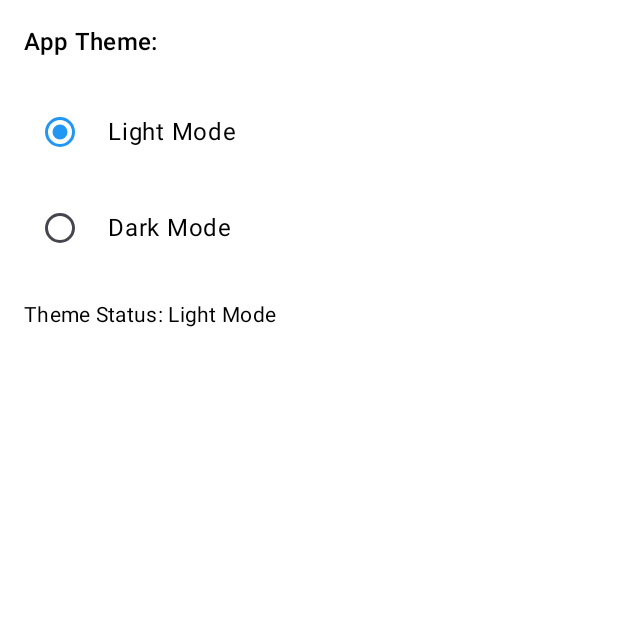
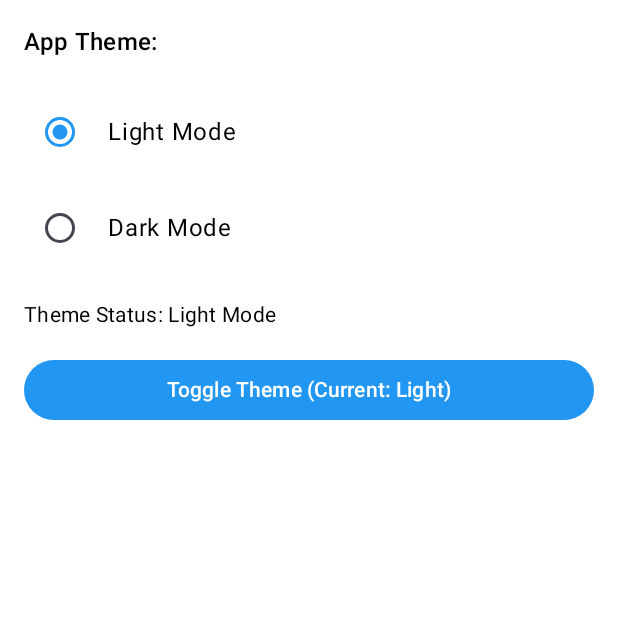
Before and after one commit to nvthanh486/RB_Themes, an Android app built with Jetpack Compose: the screen it shows after launch (MainActivity), on a phone screen of 412 x 824 dp, the top half of it. Run offline under Robolectric (Android 15) with nearby library versions, the phone set to English and light mode, and no system bars.

Commit message:
Update MainActivity, ThemeManager, and Gradle configurations

```diff
--- a/app/src/main/java/com/example/mode/MainActivity.kt
+++ b/app/src/main/java/com/example/mode/MainActivity.kt
@@ -6,12 +6,14 @@ import androidx.activity.ComponentActivity
 import androidx.activity.compose.setContent
 import androidx.compose.foundation.background
 import androidx.compose.foundation.layout.*
+import androidx.compose.material3.Button
 import androidx.compose.material3.MaterialTheme
 import androidx.compose.material3.RadioButton
 import androidx.compose.material3.Text
 import androidx.compose.runtime.*
 import androidx.compose.ui.Alignment
 import androidx.compose.ui.Modifier
+import androidx.compose.ui.platform.LocalContext
 import androidx.compose.ui.unit.dp
 import com.example.mode.ui.theme.ModeTheme
 import androidx.compose.foundation.layout.WindowInsets
@@ -19,11 +21,7 @@ import androidx.compose.foundation.layout.statusBars
 import androidx.compose.foundation.layout.asPaddingValues
 import androidx.datastore.core.DataStore
 import androidx.datastore.preferences.core.Preferences
-import androidx.datastore.preferences.core.edit
-import androidx.datastore.preferences.core.booleanPreferencesKey
-import androidx.datastore.preferences.core.stringPreferencesKey
 import androidx.datastore.preferences.preferencesDataStore
-import kotlinx.coroutines.flow.map
 import kotlinx.coroutines.launch
 
 // Tạo DataStore
@@ -33,27 +31,22 @@ class MainActivity : ComponentActivity() {
     override fun onCreate(savedInstanceState: Bundle?) {
         super.onCreate(savedInstanceState)
         setContent {
-            val dataStore = dataStore
-            val isDarkTheme by dataStore.data
-                .map { preferences -> preferences[booleanPreferencesKey("dark_theme")] ?: false }
-                .collectAsState(initial = false)
-
-            ModeTheme(darkTheme = isDarkTheme) {
-                ThemeSwitcher(dataStore = dataStore)
+            ModeTheme(darkTheme = ThemeManager.getIsDarkThemeFlow(this).collectAsState(initial = false).value) {
+                ThemeSwitcherWithToggle()
             }
         }
     }
 }
 
 @Composable
-fun ThemeSwitcher(dataStore: DataStore<Preferences>) {
+fun ThemeSwitcherWithToggle() {
     val options = listOf("Light Mode", "Dark Mode")
     val coroutineScope = rememberCoroutineScope()
+    val context = LocalContext.current
 
-    // Đọc selectedOption từ DataStore
-    val selectedOption by dataStore.data
-        .map { preferences -> preferences[stringPreferencesKey("theme_option")] ?: "Light Mode" }
-        .collectAsState(initial = "Light Mode")
+    // Sử dụng ThemeManager để lấy tùy chọn chủ đề hiện tại
+    val selectedOption by ThemeManager.getThemeOptionFlow(context).collectAsState(initial = "Light Mode")
+    var isDark by remember { mutableStateOf(false) }
 
     Column(
         modifier = Modifier
@@ -81,10 +74,8 @@ fun ThemeSwitcher(dataStore: DataStore<Preferences>) {
                     selected = (option == selectedOption),
                     onClick = {
                         coroutineScope.launch {
-                            dataStore.edit { preferences ->
-                                preferences[booleanPreferencesKey("dark_theme")] = option == "Dark Mode"
-                                preferences[stringPreferencesKey("theme_option")] = option
-                            }
+                            val isDark = option == "Dark Mode"
+                            ThemeManager.setTheme(context, isDark)
                         }
                     }
                 )
@@ -103,5 +94,18 @@ fun ThemeSwitcher(dataStore: DataStore<Preferences>) {
             style = MaterialTheme.typography.bodyMedium,
             color = MaterialTheme.colorScheme.onBackground
         )
+
+        Spacer(modifier = Modifier.height(16.dp))
+        Button(
+            onClick = {
+                coroutineScope.launch {
+                    isDark = !isDark
+                    ThemeManager.setTheme(context, isDark)
+                }
+            },
+            modifier = Modifier.fillMaxWidth()
+        ) {
+            Text("Toggle Theme (Current: ${if (isDark) "Dark" else "Light"})")
+        }
     }
 }
--- /dev/null
+++ b/app/src/main/java/com/example/mode/ThemeManager.kt
@@ -0,0 +1,59 @@
+package com.example.mode
+
+import android.content.Context
+import android.util.Log
+import androidx.datastore.preferences.core.booleanPreferencesKey
+import androidx.datastore.preferences.core.stringPreferencesKey
+import androidx.datastore.preferences.core.edit
+import kotlinx.coroutines.flow.Flow
+import kotlinx.coroutines.flow.map
+import kotlinx.coroutines.flow.first
+
+object ThemeManager {
+    private const val TAG = "ThemeManager"
+    private const val DARK_THEME_KEY = "dark_theme"
+    private const val THEME_OPTION_KEY = "theme_option"
+
+    suspend fun setTheme(context: Context, isDark: Boolean) {
+        val dataStore = context.applicationContext.dataStore
+        val themeOption = if (isDark) "Dark Mode" else "Light Mode"
+        Log.d(TAG, "Setting theme: isDark=$isDark, themeOption=$themeOption")
+        dataStore.edit { preferences ->
+            preferences[booleanPreferencesKey(DARK_THEME_KEY)] = isDark
+            preferences[stringPreferencesKey(THEME_OPTION_KEY)] = themeOption
+        }
+        Log.d(TAG, "Theme set successfully: isDark=$isDark, themeOption=$themeOption")
+    }
+
+    fun getIsDarkThemeFlow(context: Context): Flow<Boolean> {
+        val dataStore = context.applicationContext.dataStore
+        return dataStore.data.map {
+            val isDark = it[booleanPreferencesKey(DARK_THEME_KEY)] ?: false
+            Log.d(TAG, "Retrieved isDarkThemeFlow: $isDark")
+            isDark
+        }
+    }
+
+    fun getThemeOptionFlow(context: Context): Flow<String> {
+        val dataStore = context.applicationContext.dataStore
+        return dataStore.data.map {
+            val option = it[stringPreferencesKey(THEME_OPTION_KEY)] ?: "Light Mode"
+            Log.d(TAG, "Retrieved themeOptionFlow: $option")
+            option
+        }
+    }
+
+    suspend fun getCurrentIsDarkMode(context: Context): Boolean {
+        val dataStore = context.applicationContext.dataStore
+        val isDark = dataStore.data.map { it[booleanPreferencesKey(DARK_THEME_KEY)] ?: false }.first()
+        Log.d(TAG, "Retrieved currentIsDarkMode: $isDark")
+        return isDark
+    }
+
+    suspend fun getCurrentThemeOption(context: Context): String {
+        val dataStore = context.applicationContext.dataStore
+        val option = dataStore.data.map { it[stringPreferencesKey(THEME_OPTION_KEY)] ?: "Light Mode" }.first()
+        Log.d(TAG, "Retrieved currentThemeOption: $option")
+        return option
+    }
+}
--- a/gradle/libs.versions.toml
+++ b/gradle/libs.versions.toml
@@ -1,5 +1,5 @@
 [versions]
-agp = "8.9.0"
+agp = "8.8.2"
 kotlin = "2.0.21"
 coreKtx = "1.16.0"
 junit = "4.13.2"
```
Also changed, not shown: gradle/wrapper/gradle-wrapper.properties.
